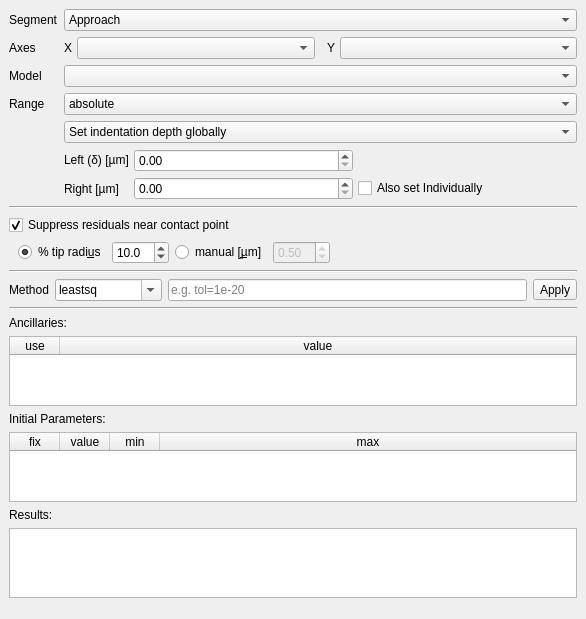
Old version of the form pyjibe/fd/tab_fit.ui in the repository AFM-analysis/PyJibe.
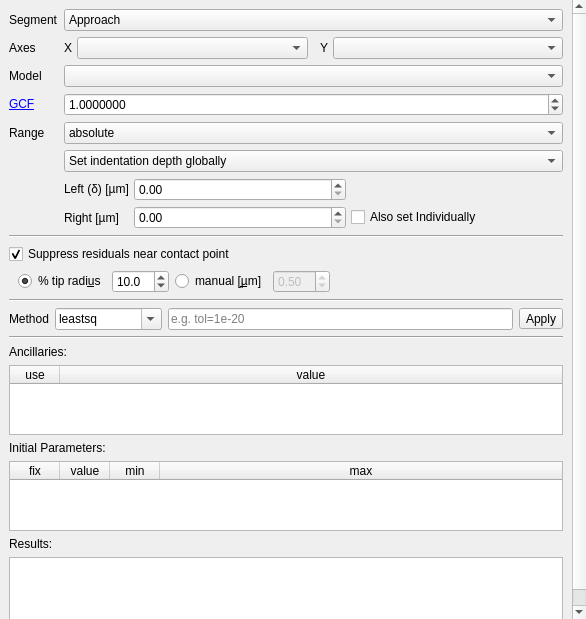
New version of the form. Custom widgets are drawn as their Qt base class.

Commit message: feat: allow to specify the geometrical correction factor

Patch:
```diff
--- a/pyjibe/fd/tab_fit.ui
+++ b/pyjibe/fd/tab_fit.ui
@@ -76,7 +76,7 @@
         <x>0</x>
         <y>0</y>
         <width>573</width>
-        <height>691</height>
+        <height>724</height>
        </rect>
       </property>
       <property name="sizePolicy">
@@ -109,6 +109,16 @@
          <property name="bottomMargin">
           <number>0</number>
          </property>
+         <item row="2" column="2">
+          <widget class="QComboBox" name="cb_model">
+           <property name="sizePolicy">
+            <sizepolicy hsizetype="Preferred" vsizetype="Preferred">
+             <horstretch>0</horstretch>
+             <verstretch>0</verstretch>
+            </sizepolicy>
+           </property>
+          </widget>
+         </item>
          <item row="2" column="0">
           <widget class="QLabel" name="label_13">
            <property name="sizePolicy">
@@ -122,32 +132,83 @@
            </property>
           </widget>
          </item>
-         <item row="4" column="1">
-          <widget class="QComboBox" name="cb_delta_select">
+         <item row="4" column="0">
+          <widget class="QLabel" name="label_4">
            <property name="sizePolicy">
-            <sizepolicy hsizetype="Preferred" vsizetype="Preferred">
+            <sizepolicy hsizetype="Fixed" vsizetype="Preferred">
              <horstretch>0</horstretch>
              <verstretch>0</verstretch>
             </sizepolicy>
            </property>
+           <property name="text">
+            <string>Range</string>
+           </property>
+          </widget>
+         </item>
+         <item row="1" column="2">
+          <layout class="QHBoxLayout" name="horizontalLayout_2">
+           <property name="spacing">
+            <number>5</number>
+           </property>
+           <property name="sizeConstraint">
+            <enum>QLayout::SetMinimumSize</enum>
+           </property>
            <item>
-            <property name="text">
-             <string>Set indentation depth globally</string>
-            </property>
+            <widget class="QLabel" name="label_14">
+             <property name="text">
+              <string>X</string>
+             </property>
+             <property name="alignment">
+              <set>Qt::AlignRight|Qt::AlignTrailing|Qt::AlignVCenter</set>
+             </property>
+            </widget>
            </item>
            <item>
-            <property name="text">
-             <string>Set indentation depth individually</string>
-            </property>
+            <widget class="QComboBox" name="cb_xaxis">
+             <property name="sizePolicy">
+              <sizepolicy hsizetype="Expanding" vsizetype="Preferred">
+               <horstretch>0</horstretch>
+               <verstretch>0</verstretch>
+              </sizepolicy>
+             </property>
+            </widget>
            </item>
            <item>
-            <property name="text">
-             <string>Guess optimal indentation depth</string>
-            </property>
+            <widget class="QLabel" name="label_2">
+             <property name="text">
+              <string>  Y</string>
+             </property>
+             <property name="alignment">
+              <set>Qt::AlignRight|Qt::AlignTrailing|Qt::AlignVCenter</set>
+             </property>
+            </widget>
            </item>
+           <item>
+            <widget class="QComboBox" name="cb_yaxis">
+             <property name="sizePolicy">
+              <sizepolicy hsizetype="Expanding" vsizetype="Preferred">
+               <horstretch>0</horstretch>
+               <verstretch>0</verstretch>
+              </sizepolicy>
+             </property>
+            </widget>
+           </item>
+          </layout>
+         </item>
+         <item row="0" column="0">
+          <widget class="QLabel" name="label_3">
+           <property name="sizePolicy">
+            <sizepolicy hsizetype="Fixed" vsizetype="Preferred">
+             <horstretch>0</horstretch>
+             <verstretch>0</verstretch>
+            </sizepolicy>
+           </property>
+           <property name="text">
+            <string>Segment</string>
+           </property>
           </widget>
          </item>
-         <item row="5" column="1">
+         <item row="6" column="2">
           <layout class="QGridLayout" name="gridLayout_2">
            <property name="sizeConstraint">
             <enum>QLayout::SetMinimumSize</enum>
@@ -232,112 +293,6 @@
            </item>
           </layout>
          </item>
-         <item row="2" column="1">
-          <widget class="QComboBox" name="cb_model">
-           <property name="sizePolicy">
-            <sizepolicy hsizetype="Preferred" vsizetype="Preferred">
-             <horstretch>0</horstretch>
-             <verstretch>0</verstretch>
-            </sizepolicy>
-           </property>
-          </widget>
-         </item>
-         <item row="1" column="1">
-          <layout class="QHBoxLayout" name="horizontalLayout_2">
-           <property name="spacing">
-            <number>5</number>
-           </property>
-           <property name="sizeConstraint">
-            <enum>QLayout::SetMinimumSize</enum>
-           </property>
-           <item>
-            <widget class="QLabel" name="label_14">
-             <property name="text">
-              <string>X</string>
-             </property>
-             <property name="alignment">
-              <set>Qt::AlignRight|Qt::AlignTrailing|Qt::AlignVCenter</set>
-             </property>
-            </widget>
-           </item>
-           <item>
-            <widget class="QComboBox" name="cb_xaxis">
-             <property name="sizePolicy">
-              <sizepolicy hsizetype="Expanding" vsizetype="Preferred">
-               <horstretch>0</horstretch>
-               <verstretch>0</verstretch>
-              </sizepolicy>
-             </property>
-            </widget>
-           </item>
-           <item>
-            <widget class="QLabel" name="label_2">
-             <property name="text">
-              <string>  Y</string>
-             </property>
-             <property name="alignment">
-              <set>Qt::AlignRight|Qt::AlignTrailing|Qt::AlignVCenter</set>
-             </property>
-            </widget>
-           </item>
-           <item>
-            <widget class="QComboBox" name="cb_yaxis">
-             <property name="sizePolicy">
-              <sizepolicy hsizetype="Expanding" vsizetype="Preferred">
-               <horstretch>0</horstretch>
-               <verstretch>0</verstretch>
-              </sizepolicy>
-             </property>
-            </widget>
-           </item>
-          </layout>
-         </item>
-         <item row="3" column="0">
-          <widget class="QLabel" name="label_4">
-           <property name="sizePolicy">
-            <sizepolicy hsizetype="Fixed" vsizetype="Preferred">
-             <horstretch>0</horstretch>
-             <verstretch>0</verstretch>
-            </sizepolicy>
-           </property>
-           <property name="text">
-            <string>Range</string>
-           </property>
-          </widget>
-         </item>
-         <item row="3" column="1">
-          <widget class="QComboBox" name="cb_range_type">
-           <property name="sizePolicy">
-            <sizepolicy hsizetype="Preferred" vsizetype="Preferred">
-             <horstretch>0</horstretch>
-             <verstretch>0</verstretch>
-            </sizepolicy>
-           </property>
-           <item>
-            <property name="text">
-             <string>absolute</string>
-            </property>
-           </item>
-           <item>
-            <property name="text">
-             <string>relative to contact point fit (4pass)</string>
-            </property>
-           </item>
-          </widget>
-         </item>
-         <item row="0" column="0">
-          <widget class="QLabel" name="label_3">
-           <property name="sizePolicy">
-            <sizepolicy hsizetype="Fixed" vsizetype="Preferred">
-             <horstretch>0</horstretch>
-             <verstretch>0</verstretch>
-            </sizepolicy>
-           </property>
-           <property name="text">
-            <string>Segment</string>
-           </property>
-          </widget>
-         </item>
          <item row="1" column="0">
           <widget class="QLabel" name="label">
            <property name="sizePolicy">
@@ -351,7 +306,7 @@
            </property>
           </widget>
          </item>
-         <item row="0" column="1">
+         <item row="0" column="2">
           <widget class="QComboBox" name="cb_segment">
            <property name="enabled">
             <bool>true</bool>
@@ -374,6 +329,89 @@
            </item>
           </widget>
          </item>
+         <item row="5" column="2">
+          <widget class="QComboBox" name="cb_delta_select">
+           <property name="sizePolicy">
+            <sizepolicy hsizetype="Preferred" vsizetype="Preferred">
+             <horstretch>0</horstretch>
+             <verstretch>0</verstretch>
+            </sizepolicy>
+           </property>
+           <item>
+            <property name="text">
+             <string>Set indentation depth globally</string>
+            </property>
+           </item>
+           <item>
+            <property name="text">
+             <string>Set indentation depth individually</string>
+            </property>
+           </item>
+           <item>
+            <property name="text">
+             <string>Guess optimal indentation depth</string>
+            </property>
+           </item>
+          </widget>
+         </item>
+         <item row="4" column="2">
+          <widget class="QComboBox" name="cb_range_type">
+           <property name="sizePolicy">
+            <sizepolicy hsizetype="Preferred" vsizetype="Preferred">
+             <horstretch>0</horstretch>
+             <verstretch>0</verstretch>
+            </sizepolicy>
+           </property>
+           <item>
+            <property name="text">
+             <string>absolute</string>
+            </property>
+           </item>
+           <item>
+            <property name="text">
+             <string>relative to contact point fit (4pass)</string>
+            </property>
+           </item>
+          </widget>
+         </item>
+         <item row="3" column="0">
+          <widget class="QLabel" name="label_10">
+           <property name="toolTip">
+            <string>Geometrical correction factor for non-single-contact experiments</string>
+           </property>
+           <property name="text">
+            <string>&lt;html&gt;&lt;head/&gt;&lt;body&gt;&lt;p&gt;&lt;a href=&quot;https://nanite.readthedocs.io/en/stable/sec_fitting_guide.html#geometrical-correction-factor&quot;&gt;&lt;span style=&quot; text-decoration: underline; color:#0000ff;&quot;&gt;GCF&lt;/span&gt;&lt;/a&gt;&lt;/p&gt;&lt;/body&gt;&lt;/html&gt;</string>
+           </property>
+           <property name="openExternalLinks">
+            <bool>true</bool>
+           </property>
+          </widget>
+         </item>
+         <item row="3" column="2">
+          <widget class="QDoubleSpinBox" name="sp_gcfk">
+           <property name="sizePolicy">
+            <sizepolicy hsizetype="Expanding" vsizetype="Fixed">
+             <horstretch>0</horstretch>
+             <verstretch>0</verstretch>
+            </sizepolicy>
+           </property>
+           <property name="decimals">
+            <number>7</number>
+           </property>
+           <property name="minimum">
+            <double>0.001000000000000</double>
+           </property>
+           <property name="maximum">
+            <double>5.000000000000000</double>
+           </property>
+           <property name="singleStep">
+            <double>0.100000000000000</double>
+           </property>
+           <property name="value">
+            <double>1.000000000000000</double>
+           </property>
+          </widget>
+         </item>
         </layout>
        </item>
        <item>
```
The commit also changes 4 other files.
